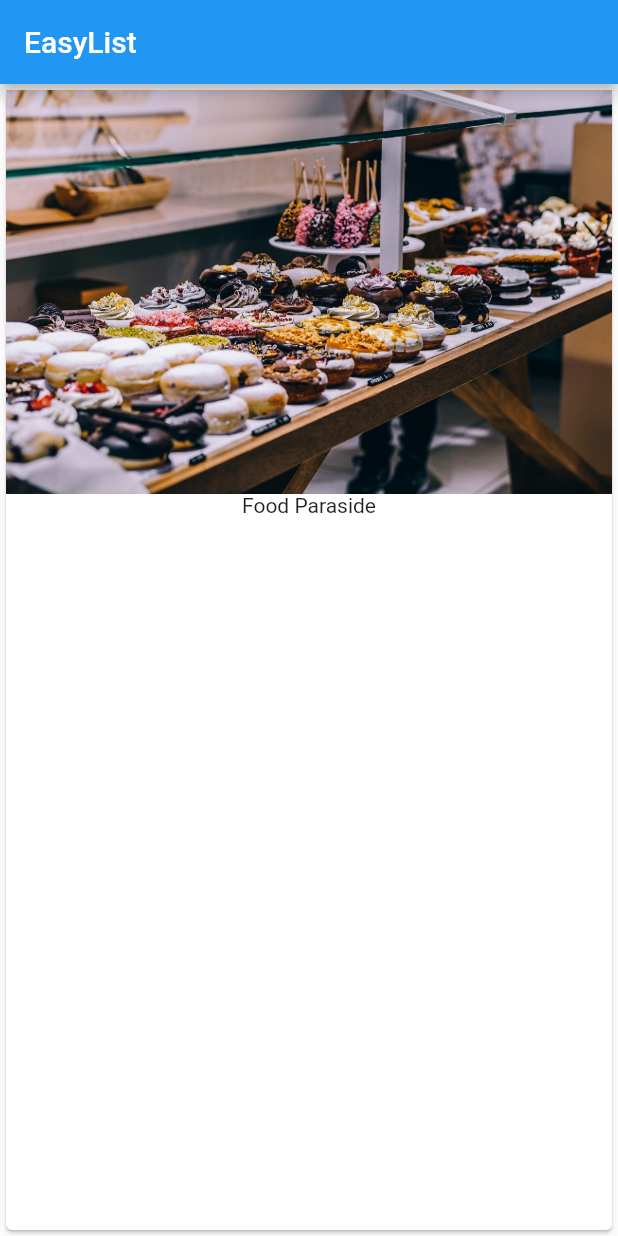
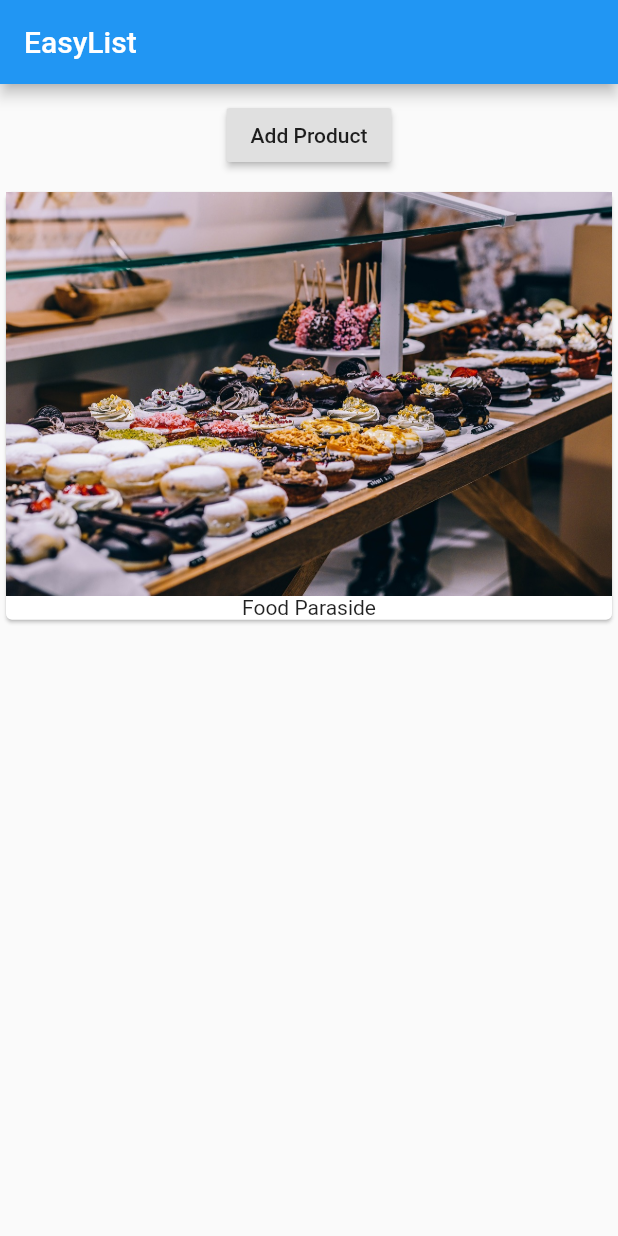
Before and after one commit to razwanizmi/easy_list, a Flutter app: the screen it shows after launch, on a phone screen of 412 x 824 dp. Run offline on Flutter 3.47's test engine with Material 2 defaults, Android fonts, the phone set to English and light mode, and no system bars.

Commit message:
Add button on main page

```diff
--- a/lib/main.dart
+++ b/lib/main.dart
@@ -10,7 +10,16 @@ class MyApp extends StatelessWidget {
         appBar: AppBar(
           title: Text('EasyList'),
         ),
-        body: Card(
+        body: Column(
+          children: <Widget>[
+            Container(
+              margin: EdgeInsets.all(10.0),
+              child: RaisedButton(
+                child: Text('Add Product'),
+                onPressed: () {},
+              ),
+            ),
+            Card(
               child: Column(
                 children: <Widget>[
                   Image.asset('assets/food.jpg'),
@@ -18,6 +27,8 @@ class MyApp extends StatelessWidget {
                 ],
               ),
             ),
+          ],
+        ),
       ),
     );
   }
```
Lines whose indentation alone changed are shown as unchanged.
